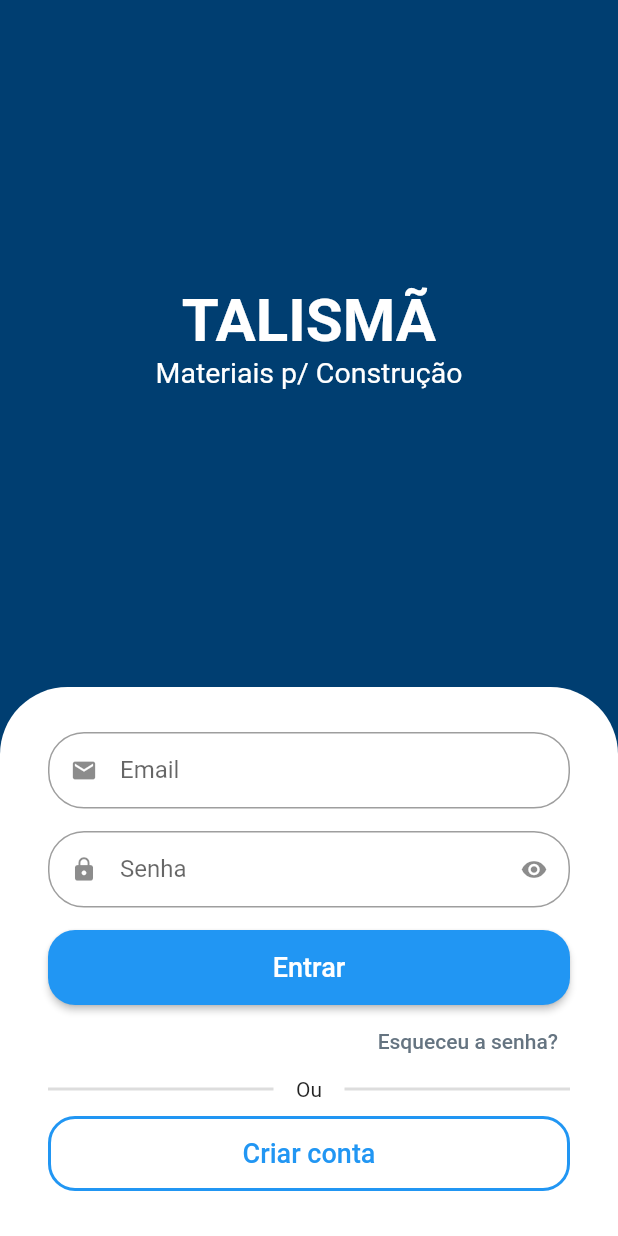
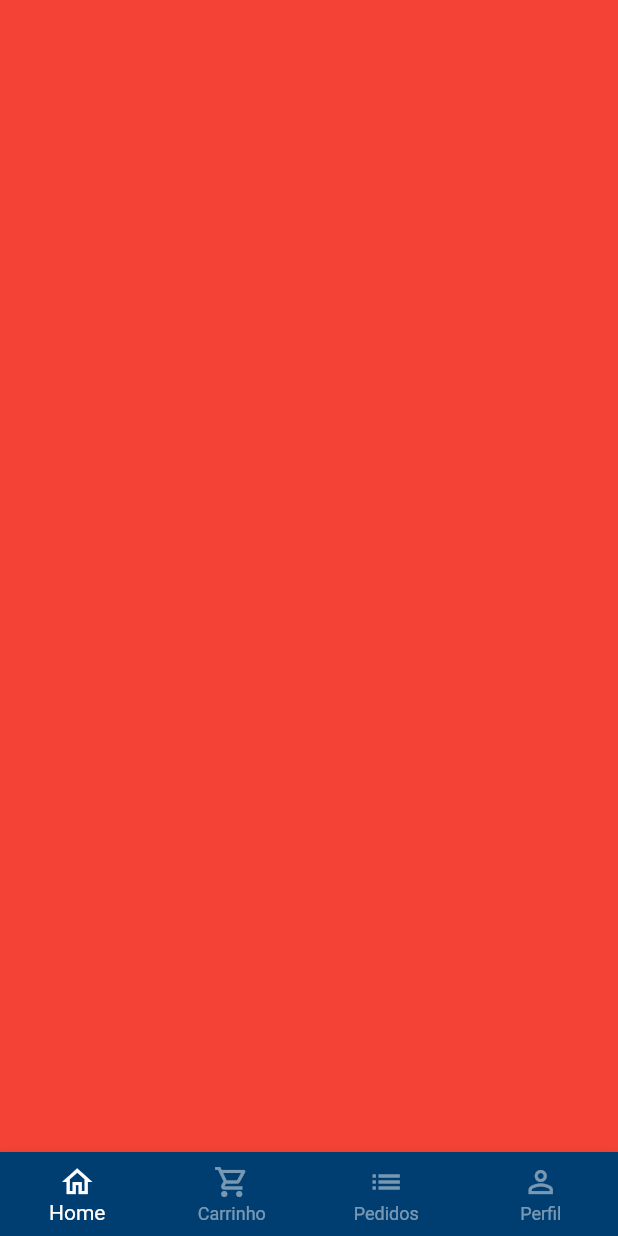
Before and after one commit to MatheusBrandao525/loja_online_com_flutter, a Flutter app: the screen it shows after launch, after a tap on "Entrar", on a phone screen of 412 x 824 dp. Run offline on Flutter 3.47's test engine with Material 2 defaults, Android fonts, the phone set to English and light mode, and no system bars; drawn by our look-alikes of animated_text_kit; our stand-ins replace mask_text_input_formatter.

Commit message:
Criando a tela base e a BottomNavigationBar

```diff
--- a/lib/src/auth/sign_in_screen.dart
+++ b/lib/src/auth/sign_in_screen.dart
@@ -2,6 +2,7 @@
 import 'package:flutter/material.dart';
 import 'package:loja_online/src/auth/components/custom_text_field.dart';
 import 'package:loja_online/src/auth/sign_up_screen.dart';
+import 'package:loja_online/src/base/base_screen.dart';
 
 class SignInScreen extends StatelessWidget {
   const SignInScreen({Key? key}) : super(key: key);
@@ -89,7 +90,13 @@
                               borderRadius: BorderRadius.circular(18),
                             ),
                           ),
-                          onPressed: () {},
+                          onPressed: () {
+                            Navigator.of(context).pushReplacement(
+                              MaterialPageRoute(builder: (c) {
+                                return const BaseScreen();
+                              }),
+                            );
+                          },
                           child: const Text(
                             'Entrar',
                             style: TextStyle(
--- /dev/null
+++ b/lib/src/base/base_screen.dart
@@ -0,0 +1,41 @@
+import 'package:flutter/src/foundation/key.dart';
+import 'package:flutter/src/widgets/framework.dart';
+
+import 'package:flutter/material.dart';
+
+class BaseScreen extends StatelessWidget {
+  const BaseScreen({Key? key}) : super(key: key);
+
+  @override
+  Widget build(BuildContext context) {
+    return Scaffold(
+      body: Container(
+        color: Colors.red,
+      ),
+      bottomNavigationBar: BottomNavigationBar(
+        type: BottomNavigationBarType.fixed,
+        backgroundColor: const Color.fromARGB(255, 0, 62, 113),
+        selectedItemColor: Colors.white,
+        unselectedItemColor: Colors.white.withAlpha(120),
+        items: const [
+          BottomNavigationBarItem(
+            icon: Icon(Icons.home_outlined),
+            label: 'Home',
+          ),
+          BottomNavigationBarItem(
+            icon: Icon(Icons.shopping_cart_outlined),
+            label: 'Carrinho',
+          ),
+          BottomNavigationBarItem(
+            icon: Icon(Icons.list),
+            label: 'Pedidos',
+          ),
+          BottomNavigationBarItem(
+            icon: Icon(Icons.person_outline),
+            label: 'Perfil',
+          ),
+        ],
+      ),
+    );
+  }
+}
```
